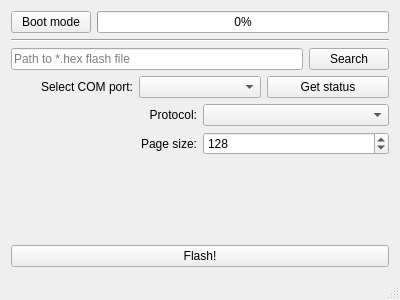
The window that mainwindow.ui (MrBoriska/MentatEFI_Flasher) describes before a commit, drawn with Qt 5.
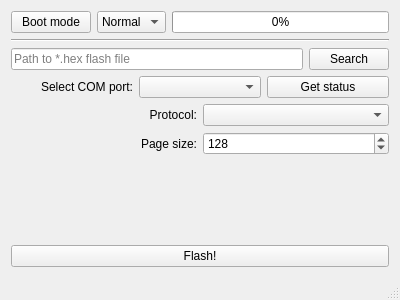
The same window after the commit.

Commit message: Added Bridge mode for booting

Patch:
```diff
--- a/mainwindow.ui
+++ b/mainwindow.ui
@@ -42,6 +42,20 @@
         </property>
        </widget>
       </item>
+      <item>
+       <widget class="QComboBox" name="bootModeSelector">
+        <item>
+         <property name="text">
+          <string>Normal</string>
+         </property>
+        </item>
+        <item>
+         <property name="text">
+          <string>Bridge</string>
+         </property>
+        </item>
+       </widget>
+      </item>
       <item>
        <widget class="QProgressBar" name="progressBar">
         <property name="maximum">
```
Left out of the diff: 2 changed lines with no effect on the pictures. The commit also changes 5 other files.
